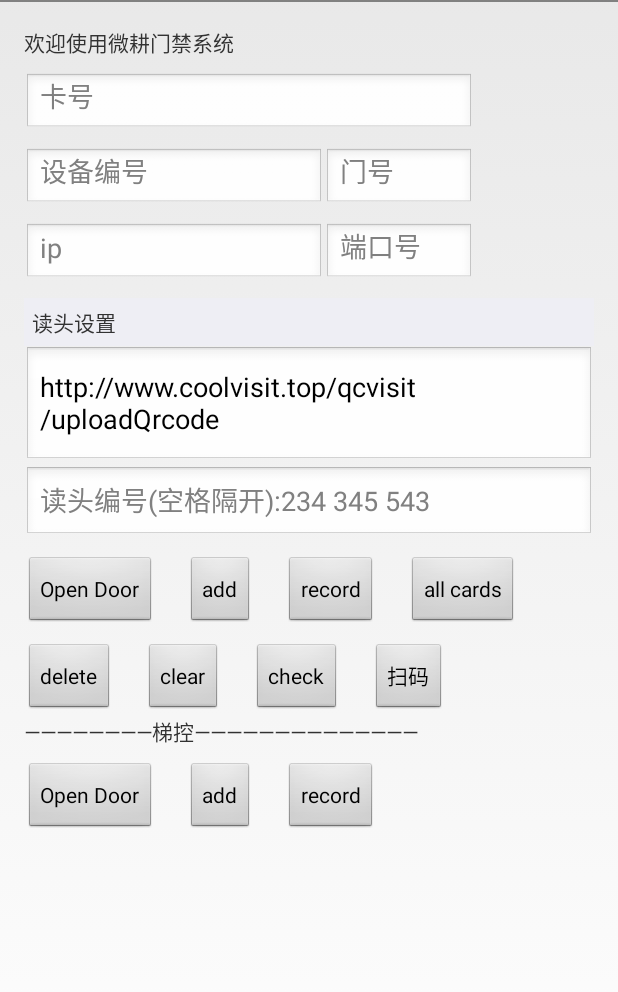
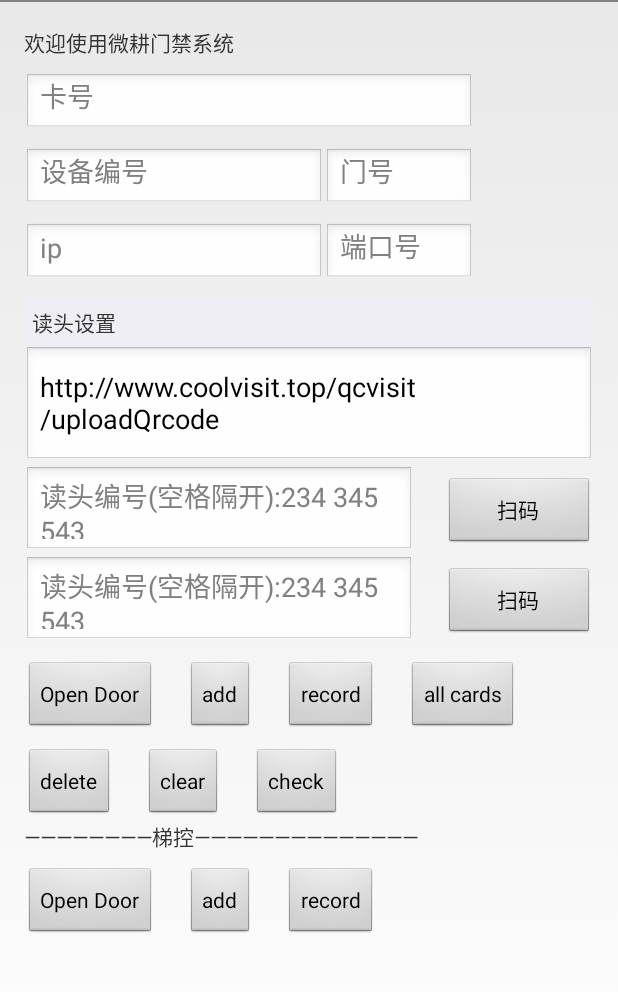
Before and after one commit to maddockFeng/WGController, an Android app: the screen it shows after launch (MainActivity), on a phone screen of 412 x 824 dp, the part 36-1028 px from its top. Run offline under Robolectric (Android 15) with nearby library versions, the phone set to English and light mode, and no system bars.

Commit message:
增加了一个扫码按钮

```diff
--- a/app/src/main/java/com/coolvisit/wgcontroller/MainActivity.java
+++ b/app/src/main/java/com/coolvisit/wgcontroller/MainActivity.java
@@ -48,7 +48,7 @@ public class MainActivity extends Activity {
 
 	private IAccessController mAC;
 	private EditText mEditText_cardid,mEditText_devid,mEditText_doorno,mEditText_ip,mEditText_port;
-	private EditText mEditText_server_api,mEditText_ReaderNum;
+	private EditText mEditText_server_api,mEditText_ReaderNum,mEditText_ReaderNum2;
 	public static TextView mPrintView;
 	@Override
 	protected void onCreate(Bundle savedInstanceState) {
@@ -66,6 +66,7 @@ public class MainActivity extends Activity {
 		(findViewById(R.id.button_del)).setOnClickListener(listener);
 		(findViewById(R.id.button_check)).setOnClickListener(listener);
 		(findViewById(R.id.button_scan)).setOnClickListener(listener);
+		(findViewById(R.id.button_scan2)).setOnClickListener(listener);
 		(findViewById(R.id.button_record)).setOnClickListener(listener);
 		(findViewById(R.id.button_clear)).setOnClickListener(listener);
 		(findViewById(R.id.lift_add)).setOnClickListener(listener);
@@ -80,6 +81,7 @@ public class MainActivity extends Activity {
 		mEditText_port = (EditText) findViewById(R.id.edit_port);
 		mEditText_server_api = (EditText) findViewById(R.id.server_open_api);
 		mEditText_ReaderNum = (EditText) findViewById(R.id.reader_number);
+		mEditText_ReaderNum2 = (EditText) findViewById(R.id.reader_number2);
 		mPrintView = (TextView) findViewById(R.id.print);
 
 		mEditText_cardid.setText(UserDB.getValue(UserDB.KEY_CARD_ID,""));
@@ -89,6 +91,7 @@ public class MainActivity extends Activity {
 		mEditText_port.setText(UserDB.getValue(UserDB.KEY_PORT,""));
 		mEditText_server_api.setText(UserDB.getValue(UserDB.KEY_OPEN_API,"http://www.coolvisit.top/qcvisit/uploadQrcode"));
 		mEditText_ReaderNum.setText(UserDB.getValue(UserDB.KEY_READER_NUM,""));
+		mEditText_ReaderNum2.setText(UserDB.getValue(UserDB.KEY_READER_NUM2,""));
 
 		mAC = new WGController();
 //		mAC.searchDevices("255.255.255.255",60000);
@@ -195,20 +198,36 @@ public class MainActivity extends Activity {
 						setText("check Failed."+ret,-1);
 					}
 					break;
-				case R.id.button_scan:
+				case R.id.button_scan: {
                     String api = mEditText_server_api.getEditableText().toString();
                     String reader = mEditText_ReaderNum.getEditableText().toString();
-					UserDB.setValue(UserDB.KEY_OPEN_API,api);
-					UserDB.setValue(UserDB.KEY_READER_NUM,reader);
-					if(api.isEmpty() || reader.isEmpty()){
+                    UserDB.setValue(UserDB.KEY_OPEN_API, api);
+                    UserDB.setValue(UserDB.KEY_READER_NUM, reader);
+                    if (api.isEmpty() || reader.isEmpty()) {
                         Toast.makeText(MainActivity.this, "读头信息不完整！", Toast.LENGTH_SHORT).show();
                         return;
                     }
                     Intent intent = new Intent(MainActivity.this, CaptureActivity.class);
-					intent.putExtra("api",api);
-					intent.putExtra("reader",reader);
+                    intent.putExtra("api", api);
+                    intent.putExtra("reader", reader);
                     startActivity(intent);
                     break;
+                }
+                case R.id.button_scan2: {
+                    String api = mEditText_server_api.getEditableText().toString();
+                    String reader = mEditText_ReaderNum2.getEditableText().toString();
+                    UserDB.setValue(UserDB.KEY_OPEN_API, api);
+                    UserDB.setValue(UserDB.KEY_READER_NUM, reader);
+                    if (api.isEmpty() || reader.isEmpty()) {
+                        Toast.makeText(MainActivity.this, "读头信息不完整！", Toast.LENGTH_SHORT).show();
+                        return;
+                    }
+                    Intent intent = new Intent(MainActivity.this, CaptureActivity.class);
+                    intent.putExtra("api", api);
+                    intent.putExtra("reader", reader);
+                    startActivity(intent);
+                    break;
+                }
                 case R.id.lift_add:
                     ret = mAC.liftModifyCard(cardId,"20170101","20290101",devid,doorNo,ip,port);
                     if ( ret >0)
--- a/app/src/main/java/com/coolvisit/wgcontroller/controller/UserDB.java
+++ b/app/src/main/java/com/coolvisit/wgcontroller/controller/UserDB.java
@@ -14,6 +14,7 @@ public class UserDB {
 	public static final String KEY_PORT = "KEY_PORT";
 	public static final String KEY_OPEN_API = "KEY_OPEN_API";
 	public static final String KEY_READER_NUM = "KEY_READER_NUM";
+	public static final String KEY_READER_NUM2 = "KEY_READER_NUM2";
 
 	private static SharedPreferences sSharedPrefs = ControllerApp.getInstance().getSharedPreferences(PREFERENCES_USER, 0);
 	private static Editor sEditor = sSharedPrefs.edit();
--- a/app/src/main/res/layout/activity_main.xml
+++ b/app/src/main/res/layout/activity_main.xml
@@ -86,12 +86,45 @@
                 android:hint="服务器开门接口"
                 android:text="" />
 
-            <EditText
-                android:id="@+id/reader_number"
+            <LinearLayout
                 android:layout_width="match_parent"
-                android:layout_height="50dp"
-                android:hint="读头编号(空格隔开):234 345 543"
-                android:text="" />
+                android:layout_height="wrap_content"
+                android:orientation="horizontal">
+                <EditText
+                    android:id="@+id/reader_number"
+                    android:layout_width="match_parent"
+                    android:layout_height="60dp"
+                    android:layout_weight="1"
+                    android:hint="读头编号(空格隔开):234 345 543"
+                    android:text="" />
+
+                <Button
+                    android:id="@+id/button_scan"
+                    android:layout_width="100dp"
+                    android:layout_height="wrap_content"
+                    android:layout_marginLeft="20dp"
+                    android:text="扫码" />
+            </LinearLayout>
+
+            <LinearLayout
+                android:layout_width="match_parent"
+                android:layout_height="wrap_content"
+                android:orientation="horizontal">
+                <EditText
+                    android:id="@+id/reader_number2"
+                    android:layout_width="match_parent"
+                    android:layout_height="60dp"
+                    android:layout_weight="1"
+                    android:hint="读头编号(空格隔开):234 345 543"
+                    android:text="" />
+
+                <Button
+                    android:id="@+id/button_scan2"
+                    android:layout_width="100dp"
+                    android:layout_height="wrap_content"
+                    android:layout_marginLeft="20dp"
+                    android:text="扫码" />
+            </LinearLayout>
 
             <LinearLayout
                 android:layout_width="match_parent"
@@ -156,12 +189,7 @@
                     android:layout_marginLeft="20dp"
                     android:text="check" />
 
-                <Button
-                    android:id="@+id/button_scan"
-                    android:layout_width="wrap_content"
-                    android:layout_height="wrap_content"
-                    android:layout_marginLeft="20dp"
-                    android:text="扫码" />
+
             </LinearLayout>
 
             <TextView
```
Lines whose indentation alone changed are shown as unchanged.
